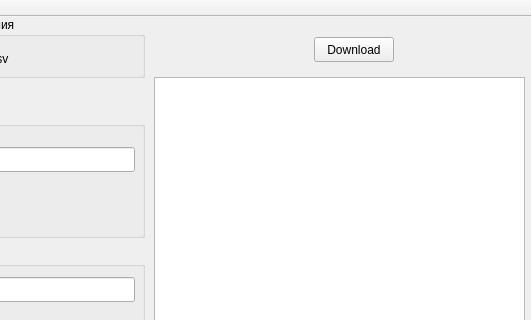
korovenko-tatyana/konvector, file mainwindow.ui: the form before one commit; both pictures show x 226 to 757 and y 0 to 320 of the 757 by 483 pixel window.
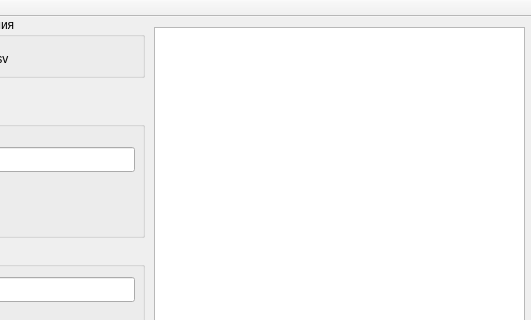
The form after the commit.

Commit message: чтение кнопкой выбора файла а не отдельной

The edit to the form file:
```diff
--- a/mainwindow.ui
+++ b/mainwindow.ui
@@ -18,9 +18,9 @@
     <property name="geometry">
      <rect>
       <x>380</x>
-      <y>60</y>
+      <y>10</y>
       <width>371</width>
-      <height>361</height>
+      <height>411</height>
      </rect>
     </property>
    </widget>
@@ -37,19 +37,6 @@
      <string>Go</string>
     </property>
    </widget>
-   <widget class="QPushButton" name="download">
-    <property name="geometry">
-     <rect>
-      <x>540</x>
-      <y>20</y>
-      <width>80</width>
-      <height>25</height>
-     </rect>
-    </property>
-    <property name="text">
-     <string>Download</string>
-    </property>
-   </widget>
    <widget class="QGroupBox" name="groupBox_4">
     <property name="geometry">
      <rect>
```
The commit also changes 3 other files.
